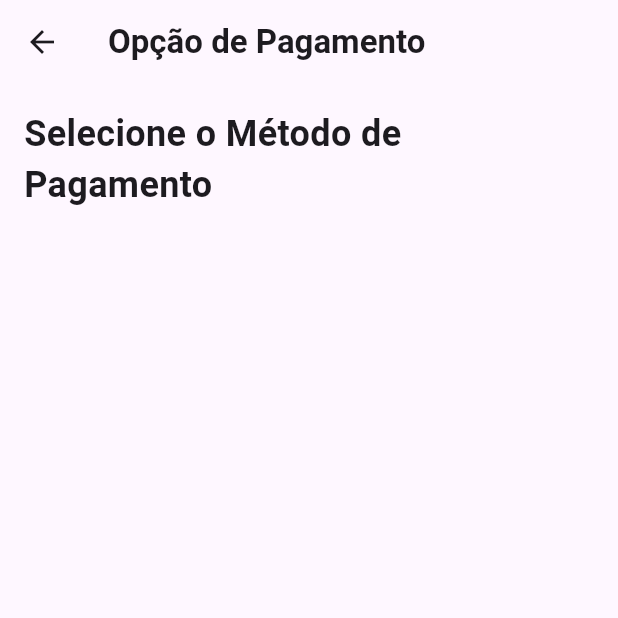
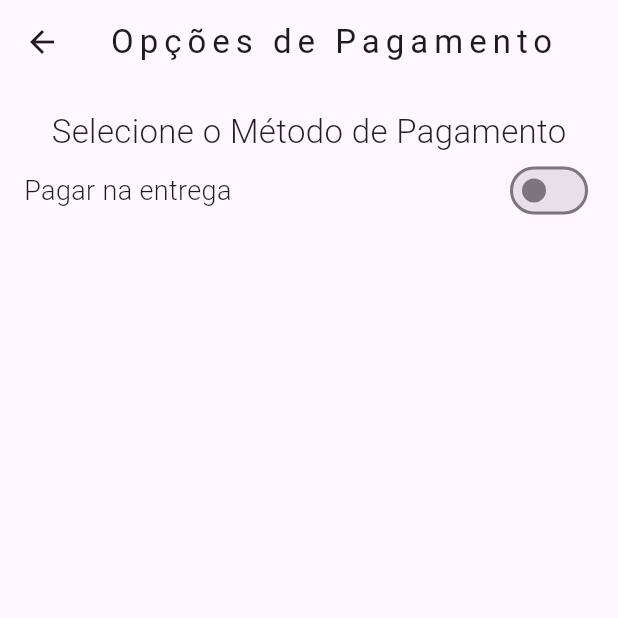
Before and after one commit to lucasdesena/ShopFusion, a Flutter app: the PagamentoPage screen opened directly, on a phone screen of 412 x 824 dp, the top half of it. Run offline on Flutter 3.47's test engine with Material 3 defaults, Android fonts, the phone set to English and light mode, and no system bars; our stand-ins replace carousel_slider, cloud_firestore, firebase_auth, firebase_core, firebase_storage, flutter_dotenv and 7 more; accounts and stored records are empty; project files that could hold a hidden picture were left out.

Commit message:
Pequenos ajustes gerais

```diff
--- a/lib/config/pages_routes.dart
+++ b/lib/config/pages_routes.dart
@@ -3,10 +3,14 @@ import 'package:shop_fusion/views/pages/auth/boas_vindas_pages/boas_vindas_cadas
 import 'package:shop_fusion/views/pages/auth/boas_vindas_pages/boas_vindas_login_page.dart';
 import 'package:shop_fusion/views/pages/auth/cliente_cadastro_page.dart';
 import 'package:shop_fusion/views/pages/auth/cliente_login_page.dart';
+import 'package:shop_fusion/views/pages/carrinho_page.dart';
 import 'package:shop_fusion/views/pages/categoria_page.dart';
+import 'package:shop_fusion/views/pages/favorito_page.dart';
 import 'package:shop_fusion/views/pages/interior_pages/categoria_produtos_page.dart';
 import 'package:shop_fusion/views/pages/interior_pages/compra_page.dart';
+import 'package:shop_fusion/views/pages/interior_pages/pagamento_page.dart';
 import 'package:shop_fusion/views/pages/interior_pages/produto_detalhe_page.dart';
+import 'package:shop_fusion/views/pages/perfil_page.dart';
 import 'package:shop_fusion/views/pages/principal_page.dart';
 import 'package:shop_fusion/views/pages/main_page.dart';
 import 'package:shop_fusion/views/pages/mapa_page.dart';
@@ -46,6 +50,18 @@ abstract class Pages {
       name: Routes.categoriaRoute,
     ),
     GetPage(
+      page: () => const CarrinhoPage(),
+      name: Routes.carrinhoRoute,
+    ),
+    GetPage(
+      page: () => const FavoritoPage(),
+      name: Routes.favoritoRoute,
+    ),
+    GetPage(
+      page: () => const PerfilPage(),
+      name: Routes.perfilRoute,
+    ),
+    GetPage(
       page: () => const CategoriaProdutosPage(),
       name: Routes.categoriaProdutosRoute,
     ),
@@ -56,6 +72,10 @@ abstract class Pages {
     GetPage(
       page: () => const CompraPage(),
       name: Routes.comprarRoute,
+    ),
+    GetPage(
+      page: () => const PagamentoPage(),
+      name: Routes.pagamentoRoute,
     ),
   ];
 }
@@ -69,7 +89,11 @@ abstract class Routes {
   static const String mainRoute = '/main';
   static const String principalRoute = '/home';
   static const String categoriaRoute = '/categoria';
+  static const String carrinhoRoute = '/carrinho';
+  static const String favoritoRoute = '/favorito';
+  static const String perfilRoute = '/perfil';
   static const String categoriaProdutosRoute = '/categoriaProdutos';
   static const String produtoDetalheRoute = '/produtoDetalhe';
   static const String comprarRoute = '/comprar';
+  static const String pagamentoRoute = '/pagamento';
 }
--- a/lib/controllers/compra_controller.dart
+++ b/lib/controllers/compra_controller.dart
@@ -10,6 +10,10 @@ class CompraController extends GetxController {
   final RxBool _loading = false.obs;
 
   bool get loading => _loading.value;
+
+  final RxBool _pedidoRealizado = false.obs;
+
+  bool get pedidoRealizado => _pedidoRealizado.value;
 
   Future<String> finalizarcompra(
       Map<String, CarrinhoModel> itensCarrinho) async {
@@ -46,6 +50,8 @@ class CompraController extends GetxController {
           'quantidade_disponivel': item.quantidadeProduto,
         });
       });
+
+      _pedidoRealizado.value = true;
     } catch (error) {
       mensagemErro = 'Houve um erro ao tentar finalizar a compra!';
     }
--- a/lib/views/pages/interior_pages/compra_page.dart
+++ b/lib/views/pages/interior_pages/compra_page.dart
@@ -1,6 +1,7 @@
 import 'package:flutter/material.dart';
 import 'package:flutter_riverpod/flutter_riverpod.dart';
 import 'package:get/get.dart';
+import 'package:shop_fusion/config/pages_routes.dart';
 import 'package:shop_fusion/controllers/compra_controller.dart';
 import 'package:shop_fusion/models/tipo_mensagem.dart';
 import 'package:shop_fusion/provider/carrinho_provider.dart';
@@ -109,7 +110,9 @@ class _CompraPageState extends ConsumerState<CompraPage> {
                           tipo: TipoMensagem.erro,
                         );
                       } else {
-                        Get.back(result: true);
+                        ///Também da para usar o "Get.close(2);" sendo "2" o número de rotas que você quer fechar
+                        ///Sempre do topo da pilha para a base ou seja a última rota aberta é a primeira a ser fechada
+                        Get.until((_) => Get.currentRoute == Routes.mainRoute);
                         utils.showToast(
                           message: 'Pedido realizado com sucesso',
                           tipo: TipoMensagem.sucesso,
--- a/lib/views/pages/interior_pages/pagamento_page.dart
+++ b/lib/views/pages/interior_pages/pagamento_page.dart
@@ -1,4 +1,6 @@
 import 'package:flutter/material.dart';
+import 'package:get/get.dart';
+import 'package:shop_fusion/config/pages_routes.dart';
 
 class PagamentoPage extends StatefulWidget {
   const PagamentoPage({super.key});
@@ -8,27 +10,52 @@ class PagamentoPage extends StatefulWidget {
 }
 
 class _PagamentoPageState extends State<PagamentoPage> {
+  bool _pagarNaEntrega = false;
+
   @override
   Widget build(BuildContext context) {
     return Scaffold(
       appBar: AppBar(
         title: const Text(
-          'Opção de Pagamento',
-          style: TextStyle(
-            fontWeight: FontWeight.bold,
-          ),
+          'Opções de Pagamento',
+          style: TextStyle(fontWeight: FontWeight.w400, letterSpacing: 4),
         ),
       ),
-      body: const Padding(
-        padding: EdgeInsets.all(16.0),
+      body: Padding(
+        padding: const EdgeInsets.all(16.0),
         child: Column(
           children: [
-            Text(
+            const Text(
               'Selecione o Método de Pagamento',
               style: TextStyle(
-                fontSize: 24,
-                fontWeight: FontWeight.bold,
+                fontSize: 22,
+                fontWeight: FontWeight.w300,
+                color: Colors.black87,
               ),
+            ),
+            Row(
+              mainAxisAlignment: MainAxisAlignment.spaceBetween,
+              children: [
+                const Text(
+                  'Pagar na entrega',
+                  style: TextStyle(
+                    fontSize: 18,
+                    fontWeight: FontWeight.w300,
+                  ),
+                ),
+                Switch(
+                  value: _pagarNaEntrega,
+                  onChanged: (value) {
+                    setState(() {
+                      _pagarNaEntrega = value;
+                    });
+
+                    if (_pagarNaEntrega) {
+                      Get.toNamed(Routes.comprarRoute);
+                    }
+                  },
+                ),
+              ],
             ),
           ],
         ),
```
Also changed, not shown: lib/views/pages/carrinho_page.dart (+5 -2 lines), lib/views/pages/main_page.dart (+31 -17 lines).
